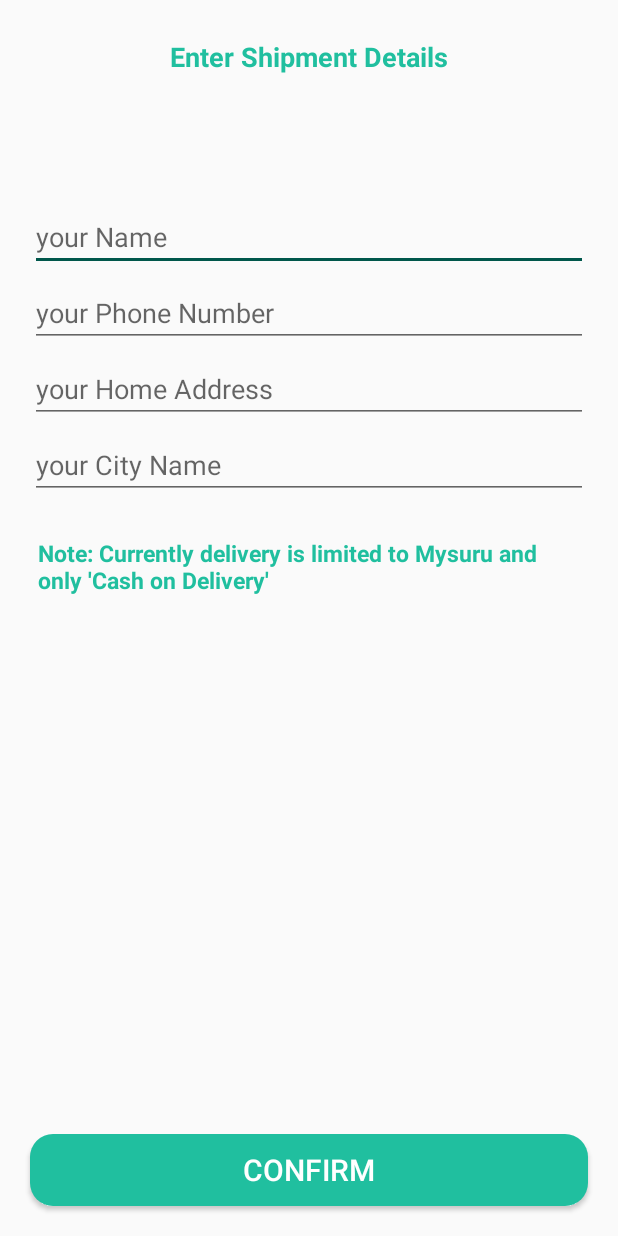
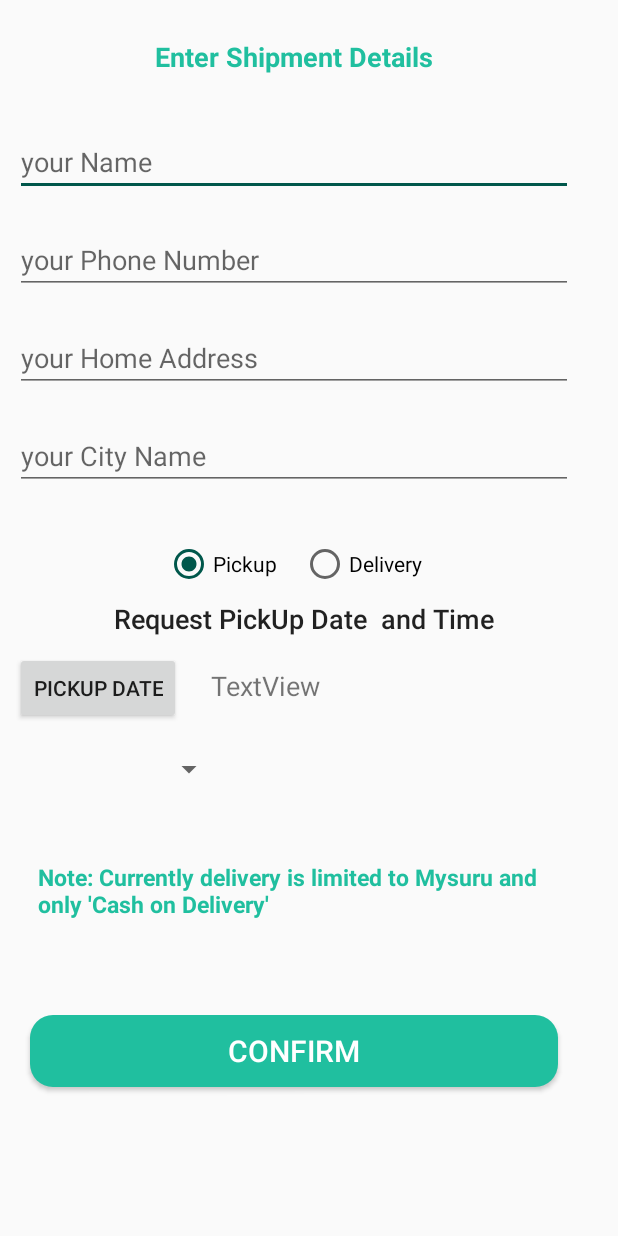
Before and after one commit to kiranamba206/estore, an Android app: the layout activity_confirm_final_order.xml on its own in the app's theme, with its tools: preview values and no code run, on a phone screen of 412 x 824 dp. Run offline under Robolectric (Android 15) with nearby library versions, the phone set to English and light mode, and no system bars.

```diff
--- a/app/src/main/res/layout/activity_confirm_final_order.xml
+++ b/app/src/main/res/layout/activity_confirm_final_order.xml
@@ -1,69 +1,145 @@
 <?xml version="1.0" encoding="utf-8"?>
-<RelativeLayout
-    xmlns:android="http://schemas.android.com/apk/res/android"
+<LinearLayout xmlns:android="http://schemas.android.com/apk/res/android"
     xmlns:app="http://schemas.android.com/apk/res-auto"
     xmlns:tools="http://schemas.android.com/tools"
+    android:layout_width="wrap_content"
+    android:layout_height="match_parent"
+    android:orientation="vertical">
+
+    <ScrollView
+        android:layout_width="match_parent"
+        android:layout_height="match_parent">
+
+        <GridLayout
             android:layout_width="match_parent"
             android:layout_height="match_parent"
-    tools:context=".ConfirmFinalOrderActivity">
-
+            android:columnCount="2"
+            >
             <TextView
                 android:id="@+id/txt"
                 android:layout_width="match_parent"
-        android:layout_height="wrap_content"
+                android:layout_height="match_parent"
                 android:text="Enter Shipment Details"
+                android:textColor="@color/colorPrimaryDark"
                 android:textSize="18dp"
-        android:textColor="@color/colorPrimaryDark"
+                android:textStyle="bold"
                 android:layout_margin="25dp"
                 android:textAlignment="center"
-        android:textStyle="bold"
-        />
+                android:layout_columnSpan="2"/>
 
             <EditText
                 android:id="@+id/shippment_name"
                 android:layout_width="match_parent"
                 android:layout_height="wrap_content"
-        android:layout_below="@+id/txt"
-        android:layout_marginTop="60dp"
-        android:layout_marginLeft="20dp"
-        android:layout_marginRight="20dp"
                 android:hint="your Name"
+                android:layout_margin="10dp"
+                android:layout_columnSpan="2"
                 />
-
             <EditText
                 android:id="@+id/shippment_phone_number"
                 android:layout_width="match_parent"
                 android:layout_height="wrap_content"
-        android:layout_below="@+id/shippment_name"
-        android:layout_marginTop="5dp"
-        android:layout_marginLeft="20dp"
-        android:inputType="number"
-        android:layout_marginRight="20dp"
                 android:hint="your Phone Number"
+                android:inputType="phone"
+                android:layout_margin="10dp"
+                android:layout_columnSpan="2"
                 />
 
             <EditText
                 android:id="@+id/shippment_address"
                 android:layout_width="match_parent"
                 android:layout_height="wrap_content"
-        android:layout_below="@+id/shippment_phone_number"
-        android:layout_marginTop="5dp"
-        android:layout_marginLeft="20dp"
-        android:layout_marginRight="20dp"
                 android:hint="your Home Address"
-        />
+                android:layout_margin="10dp"
+                android:layout_columnSpan="2"/>
 
             <EditText
                 android:id="@+id/shippment_city"
                 android:layout_width="match_parent"
                 android:layout_height="wrap_content"
-        android:layout_below="@+id/shippment_address"
-        android:layout_marginTop="5dp"
-        android:layout_marginLeft="20dp"
-        android:layout_marginRight="20dp"
                 android:hint="your City Name"
+                android:layout_margin="10dp"
+                android:layout_columnSpan="2"
                 />
 
+
+            <RadioGroup
+                android:id="@+id/radioGroup_pickOrDelivery"
+                android:layout_width="match_parent"
+                android:layout_height="wrap_content"
+                android:layout_centerHorizontal="true"
+                android:layout_marginTop="15dp"
+                android:checkedButton="@id/radioButton_pickup"
+                android:gravity="center_horizontal"
+                android:orientation="horizontal"
+                android:layout_columnSpan="2">
+
+                <RadioButton
+                    android:id="@+id/radioButton_pickup"
+                    android:layout_width="wrap_content"
+                    android:layout_height="wrap_content"
+                    android:layout_gravity="center_vertical"
+                    android:layout_margin="8dp"
+                    android:text="Pickup" />
+
+                <RadioButton
+                    android:id="@+id/radioButton_delivery"
+                    android:layout_width="wrap_content"
+                    android:layout_height="wrap_content"
+
+                    android:layout_margin="8dp"
+                    android:text="Delivery" />
+            </RadioGroup>
+
+            <TextView
+                android:id="@+id/textView_pickupDateTime"
+                android:layout_width="match_parent"
+                android:layout_height="wrap_content"
+                android:text="Request PickUp Date  and Time"
+                android:textAppearance="@style/TextAppearance.AppCompat.Body2"
+                android:textSize="18sp"
+                android:layout_marginStart="13dp"
+                android:textAlignment="center"
+                android:layout_columnSpan="2"
+                />
+
+            <Button
+                android:id="@+id/button_pickupDate"
+                android:layout_width="wrap_content"
+                android:layout_height="wrap_content"
+                android:text="Pickup Date"
+                android:layout_margin="10dp"
+                android:layout_column="0"
+                />
+
+            <TextView
+                android:id="@+id/editTextDate_pickupDate"
+                android:layout_width="wrap_content"
+                android:layout_height="wrap_content"
+                android:text="TextView"
+                android:textSize="18sp"
+                android:layout_margin="10dp"
+                android:layout_column="1"/>
+            <Spinner
+                android:id="@+id/spinner_pickupTime"
+                android:layout_width="150dp"
+                android:layout_height="40dp"
+                android:layout_columnSpan="2"
+                />
+
+            <TextView
+                android:id="@+id/txt1"
+                android:layout_width="341dp"
+                android:layout_height="57dp"
+                android:layout_marginStart="25dp"
+                android:layout_marginTop="41dp"
+                android:layout_marginEnd="25dp"
+                android:layout_marginBottom="25dp"
+                android:text="Note: Currently delivery is limited to Mysuru and only 'Cash on Delivery'"
+                android:textColor="@color/colorPrimaryDark"
+                android:textSize="15dp"
+                android:textStyle="bold"
+                android:layout_columnSpan="2"/>
 
             <Button
                 android:id="@+id/confirm_final_order_btn"
@@ -71,22 +147,12 @@
                 android:layout_height="wrap_content"
                 android:layout_alignParentBottom="true"
                 android:layout_margin="20dp"
+                android:background="@drawable/button_rounded"
                 android:text="Confirm"
-        android:background="@drawable/button_rounded"
                 android:textColor="@android:color/white"
                 android:textSize="20dp"
-        />
+                android:layout_columnSpan="2"/>
+        </GridLayout>
 
-    <TextView
-        android:id="@+id/txt1"
-        android:layout_width="match_parent"
-        android:layout_height="wrap_content"
-        android:layout_below="@id/shippment_city"
-        android:text="Note: Currently delivery is limited to Mysuru and only 'Cash on Delivery'"
-        android:textSize="15dp"
-        android:textColor="@color/colorPrimaryDark"
-        android:layout_margin="25dp"
-        android:textStyle="bold"
-        />
-
-</RelativeLayout>
+    </ScrollView>
+</LinearLayout>
```
Lines whose indentation alone changed are shown as unchanged.
